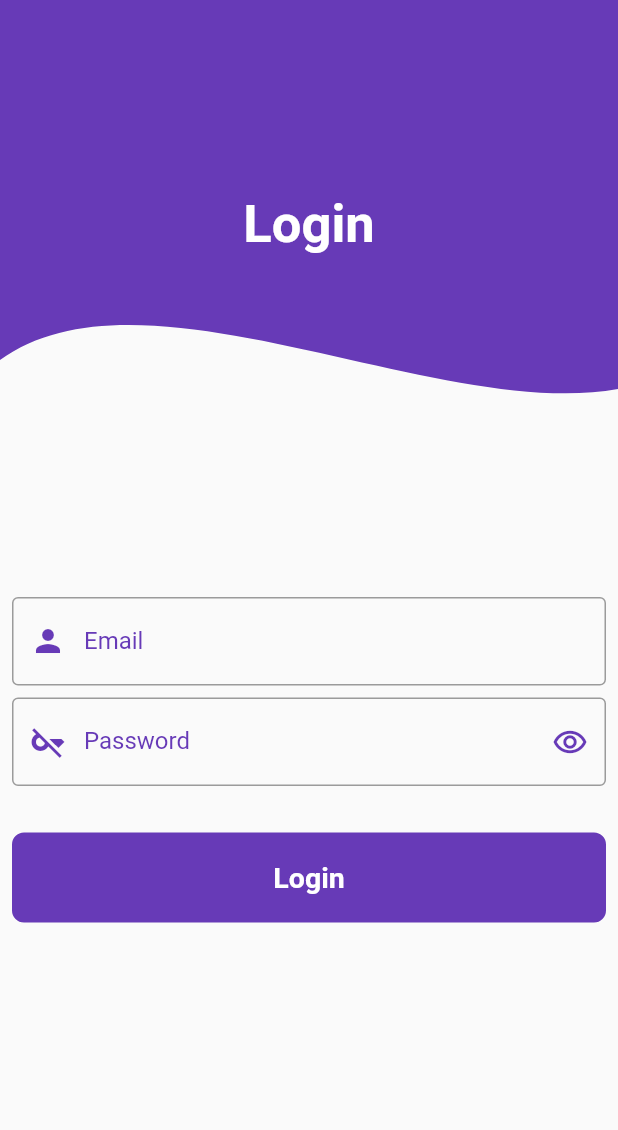
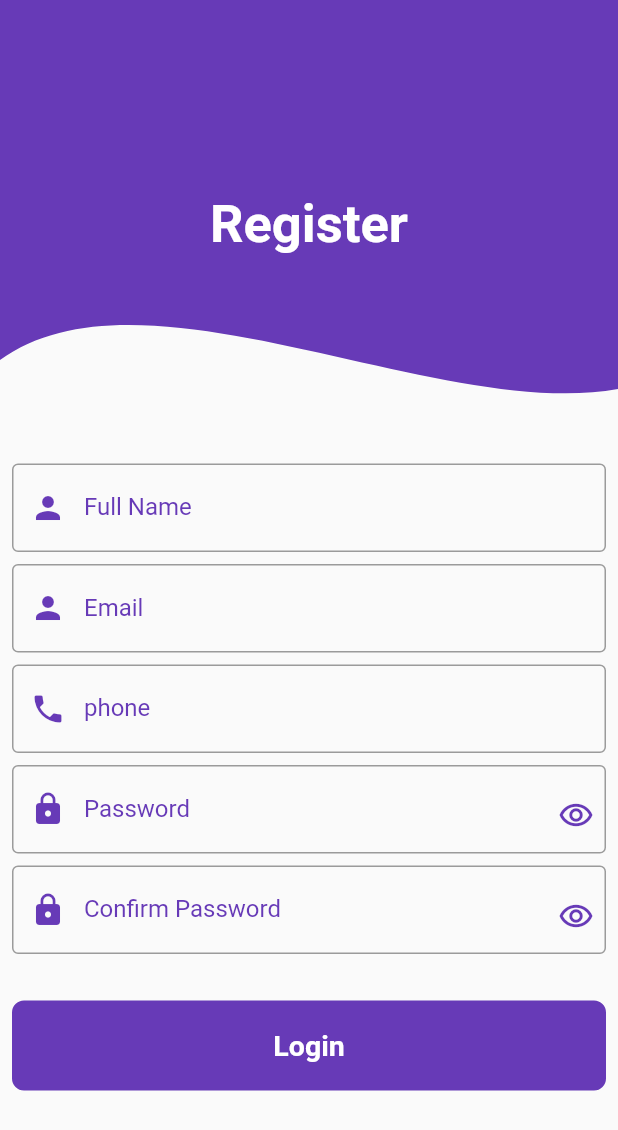
Before and after one commit to eslamelsayed858/login, a Flutter app: the screen it shows after launch, after a tap on "Register", on a phone screen of 412 x 824 dp. Shown: the top 1130 px of the screen. Run offline on Flutter 3.47's test engine with Material 2 defaults, Android fonts, the phone set to English and light mode, and no system bars.

Commit message:
Modified and added the password

```diff
--- a/lib/main.dart
+++ b/lib/main.dart
@@ -1,5 +1,5 @@
 import 'package:flutter/material.dart';
-import 'package:task/view/screen.dart';
+import 'package:task/view/login_screen.dart';
 
 void main() {
   runApp(const MyApp());
@@ -14,7 +14,7 @@ class MyApp extends StatelessWidget {
     return const MaterialApp(
       debugShowCheckedModeBanner: false,
       title: 'Flutter ',
-      home: HomeScreen(),
+      home: LoginScreen(),
     );
   }
 }
--- a/lib/view/screen.dart
+++ b/lib/view/Register_screen.dart
@@ -1,11 +1,12 @@
 import 'package:flutter/material.dart';
 import 'package:task/custom_Button.dart';
 import 'package:task/custom_clip_path.dart';
+import 'package:task/view/home_screen.dart';
 import 'package:task/view/text_form_filed.dart';
 import 'package:task/view/login_screen.dart';
 
-class HomeScreen extends StatelessWidget {
-  const HomeScreen({super.key});
+class RegisterScreen extends StatelessWidget {
+  const RegisterScreen({super.key});
 
   @override
   Widget build(BuildContext context) {
@@ -34,29 +35,19 @@ class HomeScreen extends StatelessWidget {
               height: 1,
             ),
             const TextFiled(),
-            CustomButton(
-              onTap: () {
-                Navigator.of(context).push(
-                  MaterialPageRoute(
-                    builder: (context) {
-                      return const LoginScreen();
-                    },
-                  ),
-                );
-              },
-              kcolor: Colors.deepPurple,
-              text: 'Register',
+            const SizedBox(
+              height: 15,
             ),
             CustomButton(
               onTap: () async {
                 Navigator.of(context).push(MaterialPageRoute(
                   builder: (context) {
-                    return const LoginScreen();
+                    return const HomeScrin();
                   },
                 ));
               },
               text: 'Login',
-              mcolor: Colors.deepPurple,
+              kcolor: Colors.deepPurple,
             ),
           ],
         ),
--- /dev/null
+++ b/lib/view/custom_text_fild_login.dart
@@ -0,0 +1,48 @@
+import 'package:flutter/material.dart';
+import 'package:task/view/widget_text_form_fild.dart';
+
+class CustomTextFildLogin extends StatefulWidget {
+  const CustomTextFildLogin({super.key});
+
+  @override
+  State<CustomTextFildLogin> createState() => _CustomTextFildLoginState();
+}
+
+bool ispasw = true;
+
+class _CustomTextFildLoginState extends State<CustomTextFildLogin> {
+  @override
+  Widget build(BuildContext context) {
+    return Padding(
+      padding: const EdgeInsets.all(8.0),
+      child: Column(
+        children: [
+          MyTextFormField(
+            keyboardType: TextInputType.emailAddress,
+            labelText: 'Email',
+            prefixIcon: Icons.person,
+          ),
+          const SizedBox(
+            height: 20,
+          ),
+          MyTextFormField(
+            keyboardType: TextInputType.visiblePassword,
+            obscureText: ispasw,
+            labelText: 'Password',
+            prefixIcon: Icons.lock,
+            suffixIcon: IconButton(
+              onPressed: () {
+                setState(() {
+                  ispasw = !ispasw;
+                });
+              },
+              icon: ispasw
+                  ? Icon(Icons.remove_red_eye_outlined)
+                  : Icon(Icons.visibility_off),
+            ),
+          )
+        ],
+      ),
+    );
+  }
+}
--- /dev/null
+++ b/lib/view/home_screen.dart
@@ -0,0 +1,10 @@
+import 'package:flutter/material.dart';
+
+class HomeScrin extends StatelessWidget {
+  const HomeScrin({super.key});
+
+  @override
+  Widget build(BuildContext context) {
+    return Scaffold();
+  }
+}
--- a/lib/view/login_screen.dart
+++ b/lib/view/login_screen.dart
@@ -1,7 +1,11 @@
 import 'package:flutter/material.dart';
 import 'package:task/custom_Button.dart';
+import 'package:task/view/home_screen.dart';
+import 'package:task/view/Register_screen.dart';
+import 'package:task/view/widget_text_form_fild.dart';
 
 import '../custom_clip_path.dart';
+import 'custom_text_fild_login.dart';
 
 class LoginScreen extends StatelessWidget {
   const LoginScreen({super.key});
@@ -37,7 +41,32 @@ class LoginScreen extends StatelessWidget {
               height: 15,
             ),
             CustomButton(
+              onTap: () {
+                Navigator.of(context).push(
+                  MaterialPageRoute(
+                    builder: (context) {
+                      return const RegisterScreen();
+                    },
+                  ),
+                );
+              },
               kcolor: Colors.deepPurple,
+              text: 'Register',
+            ),
+            const SizedBox(
+              height: 3,
+            ),
+            CustomButton(
+              onTap: () {
+                Navigator.of(context).push(
+                  MaterialPageRoute(
+                    builder: (context) {
+                      return const HomeScrin();
+                    },
+                  ),
+                );
+              },
+              mcolor: Colors.deepPurple,
               text: 'Login',
             ),
           ],
@@ -46,61 +75,3 @@ class LoginScreen extends StatelessWidget {
     );
   }
 }
-
-class CustomTextFildLogin extends StatelessWidget {
-  const CustomTextFildLogin({super.key});
-
-  @override
-  Widget build(BuildContext context) {
-    return Padding(
-      padding: const EdgeInsets.all(8.0),
-      child: Column(
-        children: [
-          TextFormField(
-            keyboardType: TextInputType.emailAddress,
-            decoration: const InputDecoration(
-              prefixIcon: Icon(
-                Icons.person,
-                color: Colors.deepPurple,
-              ),
-              labelText: 'Email',
-              labelStyle: TextStyle(
-                color: Colors.deepPurple,
-              ),
-              focusedBorder: OutlineInputBorder(),
-              border: OutlineInputBorder(
-                borderSide: BorderSide(
-                  width: 1,
-                ),
-              ),
-            ),
-          ),
-          const SizedBox(
-            height: 8,
-          ),
-          TextFormField(
-            obscureText: true,
-            decoration: const InputDecoration(
-              prefixIcon: Icon(
-                Icons.key_off,
-                color: Colors.deepPurple,
-              ),
-              labelText: 'Password',
-              labelStyle: TextStyle(
-                color: Colors.deepPurple,
-              ),
-              suffixIcon: Icon(
-                Icons.remove_red_eye_outlined,
-                color: Colors.deepPurple,
-              ),
-              focusedBorder: OutlineInputBorder(),
-              border: OutlineInputBorder(
-                borderSide: BorderSide(width: 1),
-              ),
-            ),
-          ),
-        ],
-      ),
-    );
-  }
-}
--- a/lib/view/text_form_filed.dart
+++ b/lib/view/text_form_filed.dart
@@ -1,122 +1,80 @@
 import 'package:flutter/material.dart';
+import 'package:task/view/widget_text_form_fild.dart';
 
-class TextFiled extends StatelessWidget {
+class TextFiled extends StatefulWidget {
   const TextFiled({super.key});
 
+  @override
+  State<TextFiled> createState() => _TextFiledState();
+}
+
+bool ispas = true;
+bool ispass = true;
+
+class _TextFiledState extends State<TextFiled> {
   @override
   Widget build(BuildContext context) {
     return Padding(
       padding: const EdgeInsets.all(8.0),
       child: Column(
         children: [
-          TextFormField(
-            decoration: const InputDecoration(
-              prefixIcon: Icon(
-                Icons.person,
-                color: Colors.deepPurple,
-              ),
-              labelText: 'Full Name',
-              labelStyle: TextStyle(
-                color: Colors.deepPurple,
-              ),
-              focusedBorder: OutlineInputBorder(),
-              border: OutlineInputBorder(
-                borderSide: BorderSide(width: 1),
-              ),
+          MyTextFormField(
+            keyboardType: TextInputType.emailAddress,
+            labelText: 'Full Name',
+            prefixIcon: Icons.person,
+          ),
+          const SizedBox(
+            height: 8,
+          ),
+          MyTextFormField(
+            keyboardType: TextInputType.emailAddress,
+            labelText: 'Email',
+            prefixIcon: Icons.person,
+          ),
+          const SizedBox(
+            height: 8,
+          ),
+          MyTextFormField(
+            keyboardType: TextInputType.phone,
+            labelText: 'phone',
+            prefixIcon: Icons.phone,
+          ),
+          const SizedBox(
+            height: 8,
+          ),
+          MyTextFormField(
+            keyboardType: TextInputType.visiblePassword,
+            obscureText: ispas,
+            labelText: 'Password',
+            prefixIcon: Icons.lock,
+            suffixIcon: IconButton(
+              onPressed: () {
+                setState(() {
+                  ispas = !ispas;
+                });
+              },
+              icon: ispas
+                  ? Icon(Icons.remove_red_eye_outlined)
+                  : Icon(Icons.visibility_off),
             ),
           ),
           const SizedBox(
             height: 8,
           ),
-          TextFormField(
-            keyboardType: TextInputType.emailAddress,
-            decoration: const InputDecoration(
-              prefixIcon: Icon(
-                Icons.person,
-                color: Colors.deepPurple,
-              ),
-              labelText: 'Email',
-              labelStyle: TextStyle(
-                color: Colors.deepPurple,
-              ),
-              focusedBorder: OutlineInputBorder(),
-              border: OutlineInputBorder(
-                borderSide: BorderSide(
-                  width: 1,
-                ),
-              ),
-            ),
-          ),
-          const SizedBox(
-            height: 8,
-          ),
-          TextFormField(
-            keyboardType: TextInputType.number,
-            decoration: const InputDecoration(
-              prefixIcon: Icon(
-                Icons.phone,
-                color: Colors.deepPurple,
-              ),
-              labelText: 'Phone',
-              labelStyle: TextStyle(
-                color: Colors.deepPurple,
-              ),
-              focusedBorder: OutlineInputBorder(),
-              border: OutlineInputBorder(
-                borderSide: BorderSide(
-                  width: 1,
-                ),
-              ),
-            ),
-          ),
-          const SizedBox(
-            height: 8,
-          ),
-          TextFormField(
-            obscureText: true,
-            decoration: const InputDecoration(
-              prefixIcon: Icon(
-                Icons.key_off,
-                color: Colors.deepPurple,
-              ),
-              labelText: 'Password',
-              labelStyle: TextStyle(
-                color: Colors.deepPurple,
-              ),
-              focusedBorder: OutlineInputBorder(),
-              suffixIcon: Icon(
-                Icons.remove_red_eye_outlined,
-                color: Colors.deepPurple,
-              ),
-              border: OutlineInputBorder(
-                borderSide: BorderSide(
-                  width: 1,
-                ),
-              ),
-            ),
-          ),
-          const SizedBox(
-            height: 8,
-          ),
-          TextFormField(
-            obscureText: true,
-            decoration: const InputDecoration(
-              prefixIcon: Icon(
-                Icons.key_off,
-                color: Colors.deepPurple,
-              ),
-              labelText: 'Confirm Password',
-              labelStyle: TextStyle(
-                color: Colors.deepPurple,
-              ),
-              focusedBorder: OutlineInputBorder(),
-              suffixIcon: Icon(
-                Icons.remove_red_eye_outlined,
-                color: Colors.deepPurple,
-              ),
-              border: OutlineInputBorder(
-                borderSide: BorderSide(width: 1),
-              ),
+          MyTextFormField(
+            keyboardType: TextInputType.visiblePassword,
+            obscureText: ispass,
+            labelText: 'Confirm Password',
+            prefixIcon: Icons.lock,
+            suffixIcon: IconButton(
+              onPressed: () {
+                setState(() {
+                  ispass = !ispass;
+                });
+              },
+              icon: ispass
+                  ? Icon(Icons.remove_red_eye_outlined)
+                  : Icon(Icons.visibility_off),
             ),
           ),
         ],
--- /dev/null
+++ b/lib/view/widget_text_form_fild.dart
@@ -0,0 +1,37 @@
+import 'package:flutter/material.dart';
+
+Widget MyTextFormField({
+  required String labelText,
+  required IconData prefixIcon,
+  IconButton? suffixIcon,
+  bool? obscureText,
+  required TextInputType keyboardType,
+}) {
+  return TextFormField(
+    obscureText: obscureText ?? false,
+    keyboardType: keyboardType,
+    decoration: InputDecoration(
+      prefixIcon: Icon(
+        prefixIcon,
+        color: Colors.deepPurple,
+      ),
+      suffixIcon: suffixIcon != null
+          ? IconButton(
+              onPressed: () {},
+              icon: suffixIcon,
+              color: Colors.deepPurple,
+            )
+          : null,
+      labelText: labelText,
+      labelStyle: const TextStyle(
+        color: Colors.deepPurple,
+      ),
+      focusedBorder: const OutlineInputBorder(),
+      border: const OutlineInputBorder(
+        borderSide: BorderSide(
+          width: 1,
+        ),
+      ),
+    ),
+  );
+}
```
Also changed, not shown: lib/view/calss_text_form_fild.dart (deleted).
